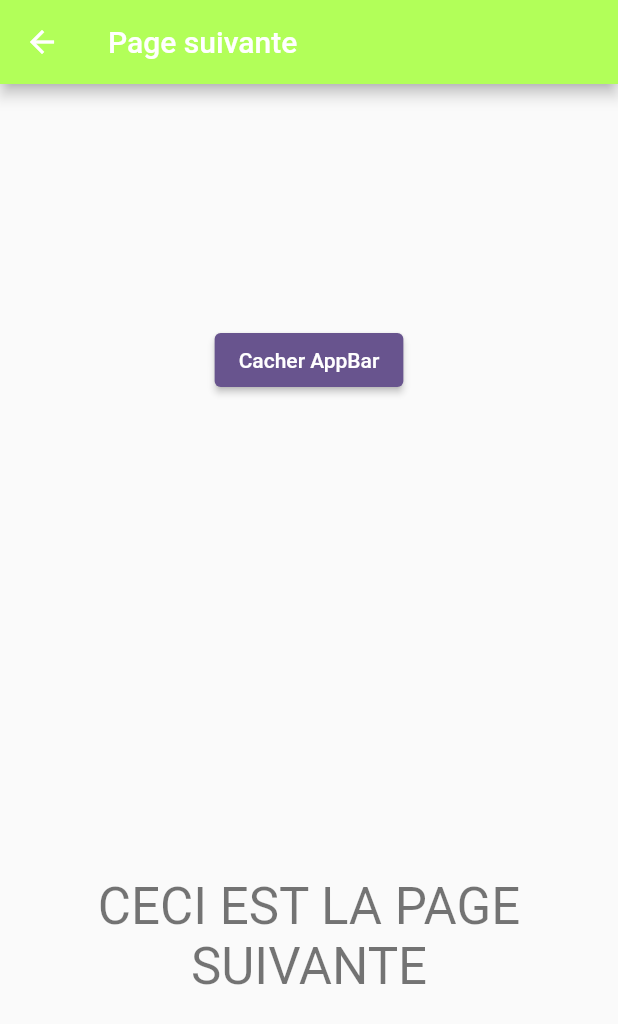
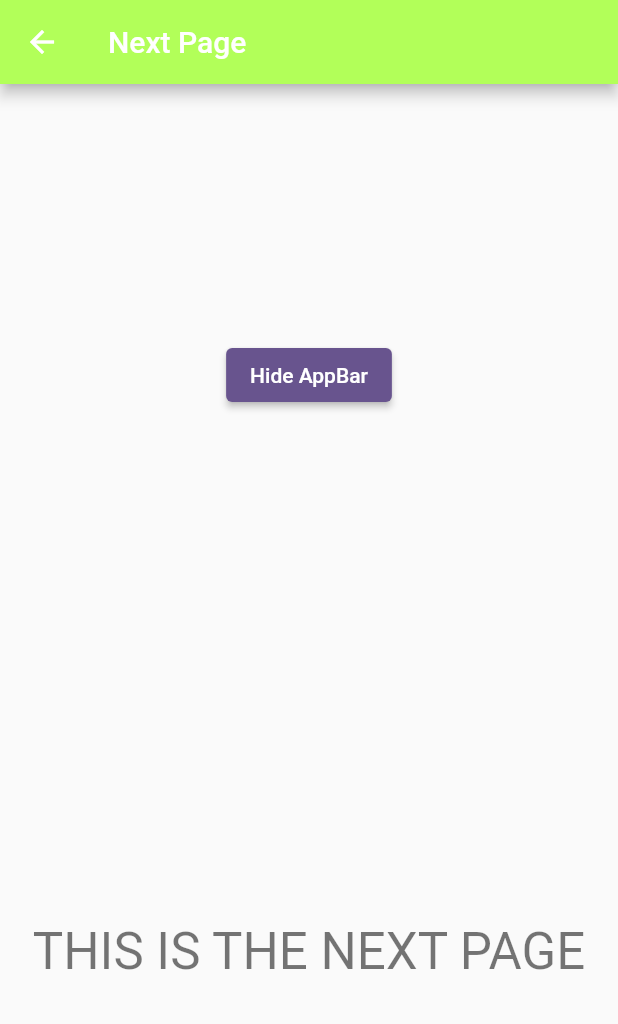
Before and after one commit to lpastyle/m2_flutter_simple_navigation, a Flutter app: the NextPage screen opened directly, on a phone screen of 412 x 824 dp. Shown: the top 1024 px of the screen. Run offline on Flutter 3.47's test engine with Material 3 defaults, Android fonts, the light colour scheme and no system bars.

Commit message:
translate from french to english

```diff
--- a/lib/next_page.dart
+++ b/lib/next_page.dart
@@ -20,7 +20,7 @@ class NextPageState extends State<NextPage> {
     return Scaffold(
       // plus possible de revenir sur la home page quand l'AppBar est cachée
       appBar: showAppBar ? AppBar(
-        title: const Text("Page suivante"),
+        title: const Text("Next Page"),
         backgroundColor: widget.color,
       ) : null,
       body: Center(
@@ -30,8 +30,8 @@ class NextPageState extends State<NextPage> {
           children: [
             ElevatedButton(
               onPressed: () => setState(() => showAppBar = ! showAppBar),
-              child: Text(showAppBar ? "Cacher AppBar" : "Montrer AppBar")),
-             Text("CECI EST LA PAGE SUIVANTE",
+              child: Text(showAppBar ? "Hide AppBar" : "Show AppBar")),
+             Text("THIS IS THE NEXT PAGE",
               textAlign: TextAlign.center,
               style: Theme.of(context).textTheme.headlineMedium
             ),
```
